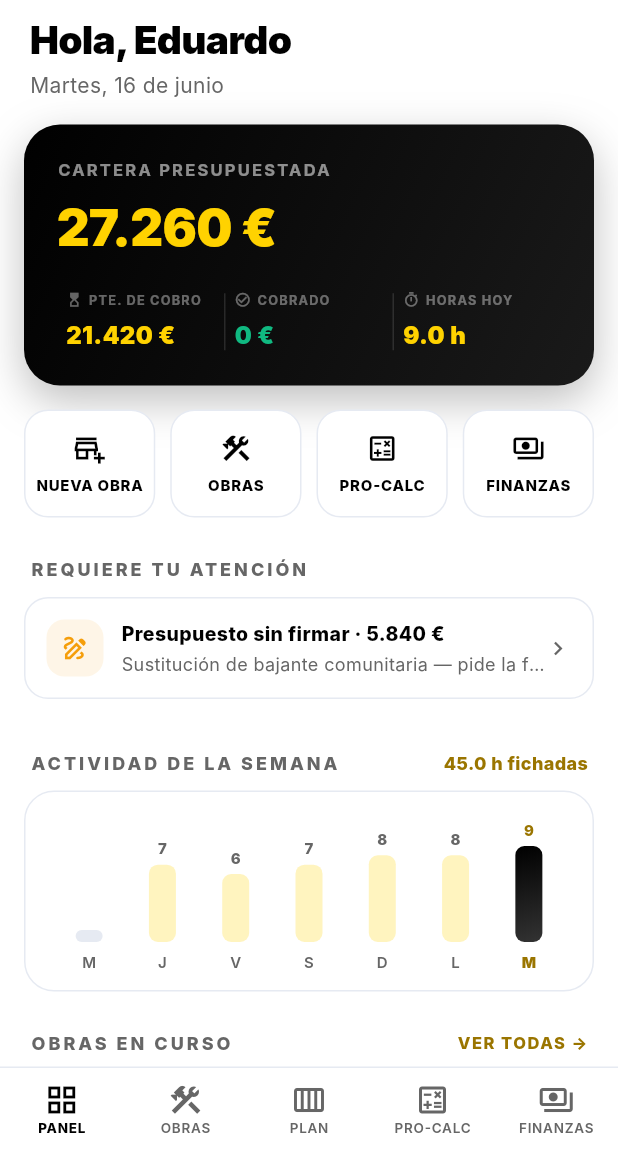
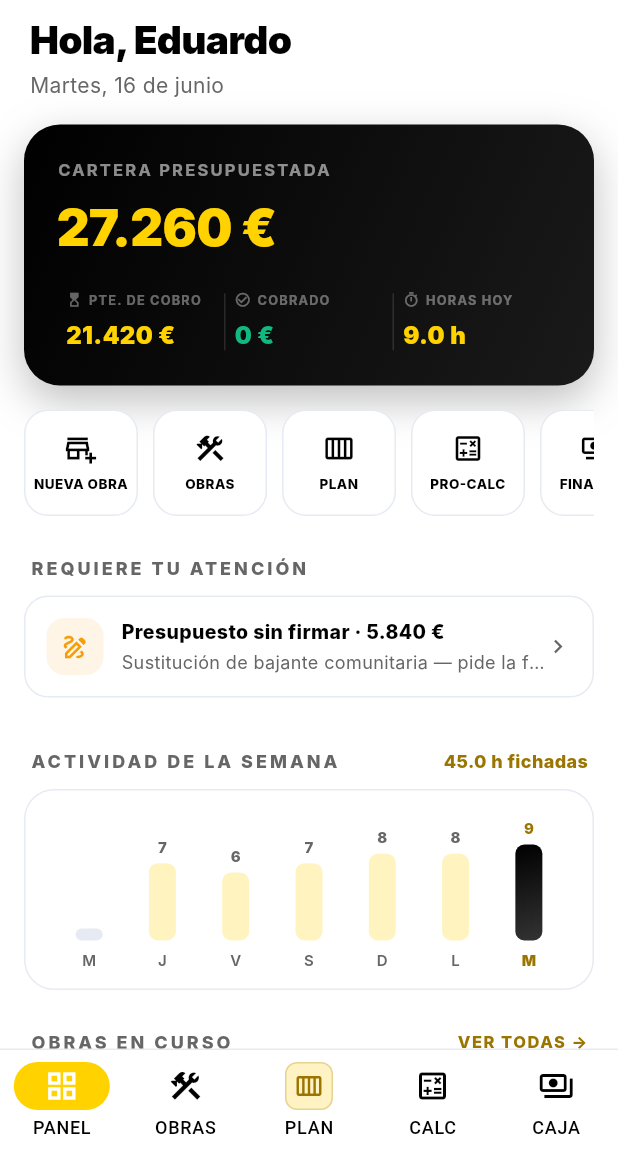
Before and after one commit to eduardovt99-code/Nexussolutions, a Flutter app: the MainShell screen opened directly, on a phone screen of 412 x 824 dp, the part 84-1236 px from its top. Run offline on Flutter 3.47's test engine with Material 3 defaults, Android fonts, the phone set to English and light mode, and no system bars; our stand-ins replace shared_preferences; accounts and stored records are empty; Roboto replaces fonts that are missing (Inter).

Commit message:
Hacer la pestaña PLAN más visible y reducir caché obsoleta en la web.
Usa NavigationBar con icono destacado, acceso rápido en el panel y meta no-cache.

Co-authored-by: Cursor <cursoragent@cursor.com>

```diff
--- a/lib/main.dart
+++ b/lib/main.dart
@@ -89,44 +89,65 @@ class _MainShellState extends State<MainShell> {
           color: AppTheme.surfaceLight,
           border: Border(top: BorderSide(color: _cardBorder)),
         ),
-        child: BottomNavigationBar(
-          currentIndex: _currentIndex,
-          onTap: _onTabSelected,
-          type: BottomNavigationBarType.fixed,
+        child: NavigationBar(
+          selectedIndex: _currentIndex,
+          onDestinationSelected: _onTabSelected,
           backgroundColor: AppTheme.surfaceLight,
-          selectedItemColor: AppTheme.brandBlack,
-          unselectedItemColor: AppTheme.textSecondary,
-          selectedLabelStyle: const TextStyle(fontSize: 9, fontWeight: FontWeight.w800, letterSpacing: 0.5),
-          unselectedLabelStyle: const TextStyle(fontSize: 9, fontWeight: FontWeight.w600, letterSpacing: 0.5),
-          elevation: 0,
-          items: [
-            const BottomNavigationBarItem(
+          indicatorColor: AppTheme.brandYellow,
+          labelBehavior: NavigationDestinationLabelBehavior.alwaysShow,
+          height: 68,
+          destinations: [
+            const NavigationDestination(
               icon: Icon(Icons.grid_view_outlined),
-              activeIcon: Icon(Icons.grid_view),
+              selectedIcon: Icon(Icons.grid_view),
               label: 'PANEL',
             ),
-            const BottomNavigationBarItem(
+            const NavigationDestination(
               icon: Icon(Icons.construction_outlined),
-              activeIcon: Icon(Icons.construction),
+              selectedIcon: Icon(Icons.construction),
               label: 'OBRAS',
             ),
-            const BottomNavigationBarItem(
-              icon: Icon(Icons.calendar_view_week_outlined),
-              activeIcon: Icon(Icons.calendar_view_week),
+            NavigationDestination(
+              icon: _PlanNavIcon(outlined: true),
+              selectedIcon: _PlanNavIcon(outlined: false),
               label: 'PLAN',
             ),
-            const BottomNavigationBarItem(
+            const NavigationDestination(
               icon: Icon(Icons.calculate_outlined),
-              activeIcon: _ProCalcNavIcon(),
-              label: 'PRO-CALC',
+              selectedIcon: _ProCalcNavIcon(),
+              label: 'CALC',
             ),
-            const BottomNavigationBarItem(
+            const NavigationDestination(
               icon: Icon(Icons.payments_outlined),
-              activeIcon: Icon(Icons.payments),
-              label: 'FINANZAS',
+              selectedIcon: Icon(Icons.payments),
+              label: 'CAJA',
             ),
           ],
         ),
+      ),
+    );
+  }
+}
+
+/// Icono destacado de la pestaña Planificación.
+class _PlanNavIcon extends StatelessWidget {
+  final bool outlined;
+
+  const _PlanNavIcon({this.outlined = true});
+
+  @override
+  Widget build(BuildContext context) {
+    return Container(
+      padding: const EdgeInsets.all(5),
+      decoration: BoxDecoration(
+        color: AppTheme.brandYellowMuted,
+        borderRadius: BorderRadius.circular(8),
+        border: Border.all(color: AppTheme.brandYellowDark.withValues(alpha: 0.25)),
+      ),
+      child: Icon(
+        outlined ? Icons.calendar_view_week_outlined : Icons.calendar_view_week,
+        size: 20,
+        color: AppTheme.brandYellowDark,
       ),
     );
   }
--- a/lib/screens/dashboard_screen.dart
+++ b/lib/screens/dashboard_screen.dart
@@ -288,7 +288,8 @@ class _DashboardScreenState extends State<DashboardScreen> {
 
   Widget _buildQuickActions() {
     Widget action(IconData icon, String label, VoidCallback onTap) {
-      return Expanded(
+      return SizedBox(
+        width: 76,
         child: InkWell(
           onTap: () {
             HapticFeedback.lightImpact();
@@ -308,7 +309,8 @@ class _DashboardScreenState extends State<DashboardScreen> {
                 const SizedBox(height: 6),
                 Text(
                   label,
-                  style: const TextStyle(color: AppTheme.textPrimary, fontSize: 10, fontWeight: FontWeight.w800, letterSpacing: 0.5),
+                  textAlign: TextAlign.center,
+                  style: const TextStyle(color: AppTheme.textPrimary, fontSize: 9, fontWeight: FontWeight.w800, letterSpacing: 0.3),
                 ),
               ],
             ),
@@ -319,16 +321,21 @@ class _DashboardScreenState extends State<DashboardScreen> {
 
     return Padding(
       padding: const EdgeInsets.fromLTRB(16, 16, 16, 0),
+      child: SingleChildScrollView(
+        scrollDirection: Axis.horizontal,
         child: Row(
           children: [
             action(Icons.add_business_outlined, 'NUEVA OBRA', _showCreateWorksiteModal),
             const SizedBox(width: 10),
             action(Icons.construction_outlined, 'OBRAS', () => widget.onNavigateTab?.call(1)),
             const SizedBox(width: 10),
+            action(Icons.calendar_view_week_outlined, 'PLAN', () => widget.onNavigateTab?.call(2)),
+            const SizedBox(width: 10),
             action(Icons.calculate_outlined, 'PRO-CALC', () => widget.onNavigateTab?.call(3)),
             const SizedBox(width: 10),
             action(Icons.payments_outlined, 'FINANZAS', () => widget.onNavigateTab?.call(4)),
           ],
+        ),
       ),
     );
   }
```
Also changed, not shown: 1 other file. Lines whose indentation alone changed are shown as unchanged.
